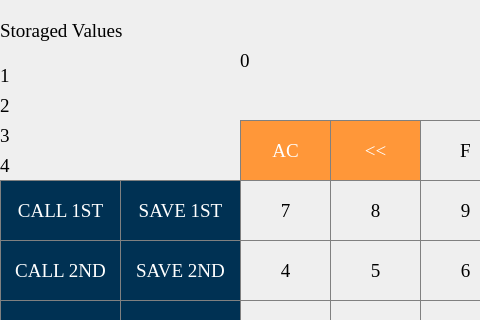
This is cw/interface.ui in HyperChaos1337/Programming-Autumn-2023 as Qt 5 draws it before an edit; both pictures show x 0 to 480 and y 0 to 320 of the 691 by 420 pixel window. The edited form follows.
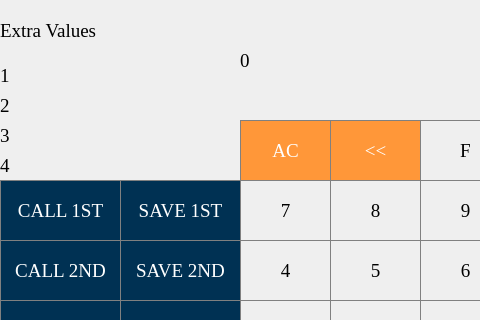
This is the edited form.

Diff of the .ui file:
```diff
--- a/cw/interface.ui
+++ b/cw/interface.ui
@@ -1237,7 +1237,7 @@
 background-color : white;</string>
    </property>
    <property name="text">
-    <string>Storaged Values</string>
+    <string>Extra Values</string>
    </property>
   </widget>
   <widget class="QLabel" name="numLabel1">
```
